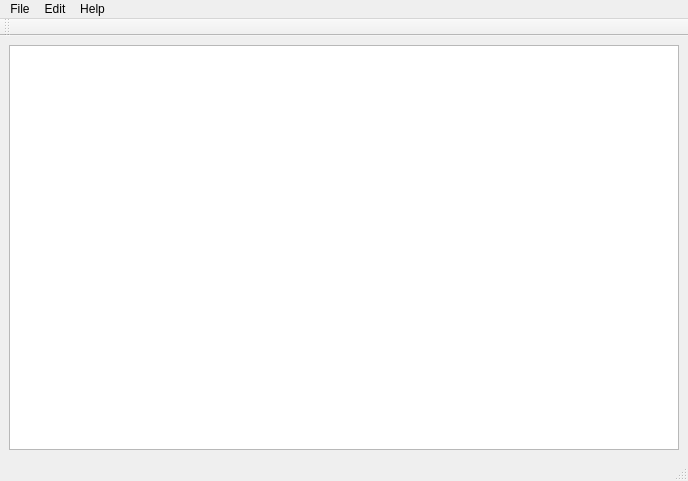
Old version of the form nepali_spellcheck_v2/GUI/design.ui in the repository foss-np/spellchecker-np.
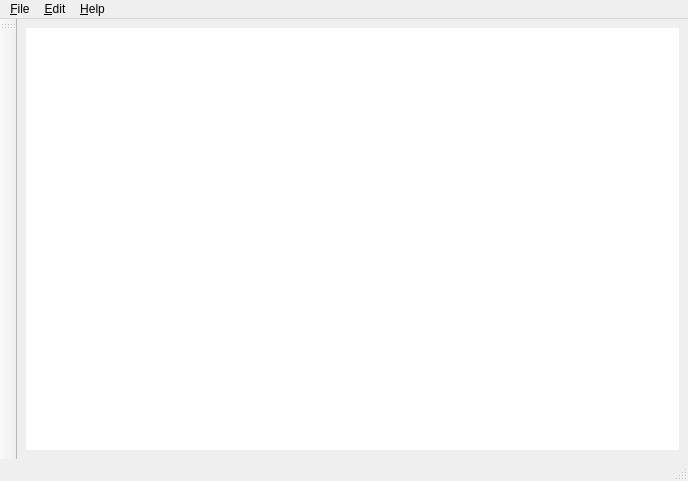
New version of the form.

Patch:
```diff
--- a/nepali_spellcheck_v2/GUI/design.ui
+++ b/nepali_spellcheck_v2/GUI/design.ui
@@ -38,6 +38,9 @@
         <height>0</height>
        </size>
       </property>
+      <property name="frameShape">
+       <enum>QFrame::NoFrame</enum>
+      </property>
      </widget>
     </item>
    </layout>
@@ -53,7 +56,10 @@
    </property>
    <widget class="QMenu" name="menuFile">
     <property name="title">
-     <string>File</string>
+     <string>&amp;File</string>
+    </property>
+    <property name="separatorsCollapsible">
+     <bool>false</bool>
     </property>
     <addaction name="actionNew"/>
     <addaction name="actionOpen"/>
@@ -63,7 +69,7 @@
    </widget>
    <widget class="QMenu" name="menuEdit">
     <property name="title">
-     <string>Edit</string>
+     <string>&amp;Edit</string>
     </property>
     <addaction name="actionCut"/>
     <addaction name="actionCopy"/>
@@ -71,7 +77,7 @@
    </widget>
    <widget class="QMenu" name="menuHelp">
     <property name="title">
-     <string>Help</string>
+     <string>&amp;Help</string>
     </property>
     <addaction name="actionUpdate"/>
     <addaction name="actionAbout"/>
@@ -86,7 +92,7 @@
     <string>toolBar</string>
    </property>
    <attribute name="toolBarArea">
-    <enum>TopToolBarArea</enum>
+    <enum>LeftToolBarArea</enum>
    </attribute>
    <attribute name="toolBarBreak">
     <bool>false</bool>
```
Left out of the diff: 75 changed lines with no effect on the pictures.
